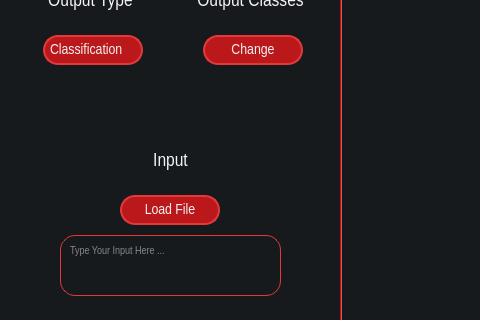
heidariarash/NN2GUI, file main-page.ui: the form before one commit; both pictures show x 0 to 480 and y 175 to 495 of the 946 by 703 pixel window.
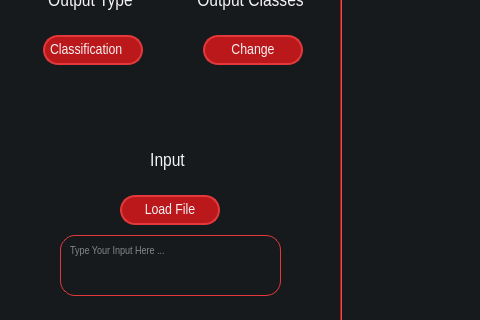
The form after the commit. Icons and pictures are not drawn.

```diff
--- a/main-page.ui
+++ b/main-page.ui
@@ -501,7 +501,7 @@
    <widget class="QLabel" name="label_5">
     <property name="geometry">
      <rect>
-      <x>110</x>
+      <x>107</x>
       <y>320</y>
       <width>121</width>
       <height>31</height>
```
